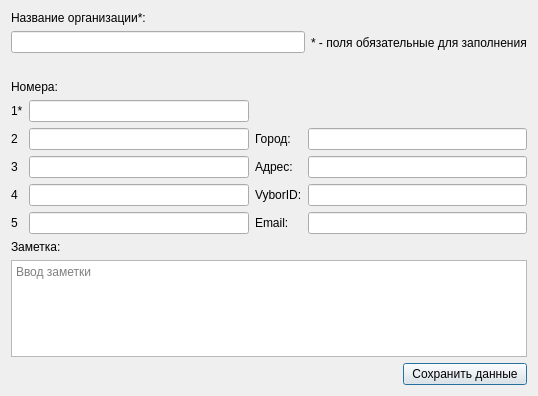
The window that EditOrgContactDialog.ui (okostynchuk/Outcall) describes before a commit, drawn with Qt 5.
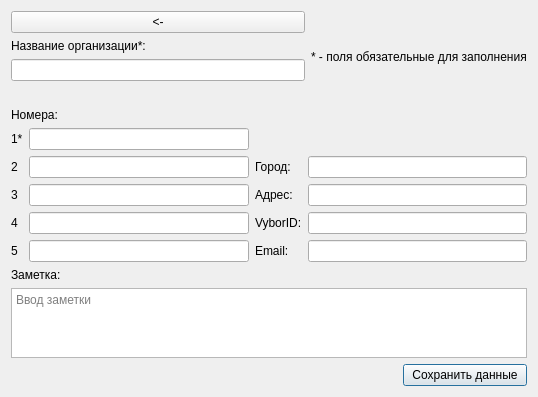
The same window after the commit. Icons and pictures are not drawn.

Commit message: Added button to return from editing dialog and some minor fixes

Diff of the .ui file:
```diff
--- a/EditOrgContactDialog.ui
+++ b/EditOrgContactDialog.ui
@@ -65,21 +65,21 @@
       <layout class="QGridLayout" name="gridLayout_3">
        <item row="0" column="0">
         <layout class="QGridLayout" name="gridLayout_2">
-         <item row="0" column="0">
+         <item row="1" column="0">
           <widget class="QLabel" name="label_3">
            <property name="text">
             <string>Название организации*:</string>
            </property>
           </widget>
          </item>
-         <item row="1" column="0">
+         <item row="2" column="0">
           <widget class="QLineEdit" name="OrgName">
            <property name="focusPolicy">
             <enum>Qt::StrongFocus</enum>
            </property>
           </widget>
          </item>
-         <item row="2" column="0">
+         <item row="3" column="0">
           <widget class="QLabel" name="label_15">
            <property name="minimumSize">
             <size>
@@ -92,6 +92,13 @@
            </property>
           </widget>
          </item>
+         <item row="0" column="0">
+          <widget class="QPushButton" name="backButton">
+           <property name="text">
+            <string>&lt;-</string>
+           </property>
+          </widget>
+         </item>
         </layout>
        </item>
        <item row="0" column="1">
```
The commit also changes 11 other files.
